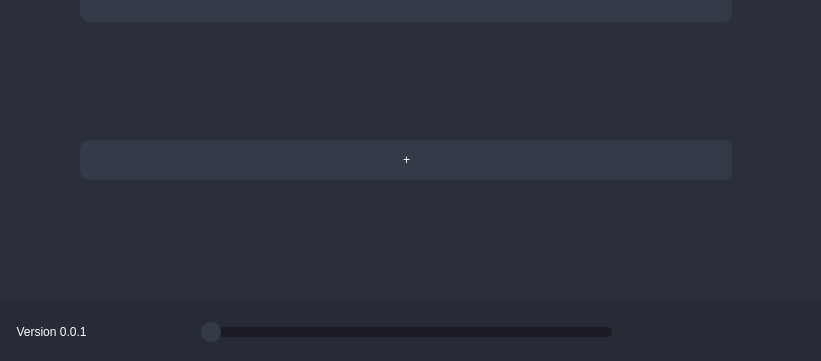
Before: the Qt Designer form src/ui/views/main/MainWindow.ui in milan338/FreeRGB, drawn with Qt 5; both pictures show x 179 to 1000 and y 239 to 600 of the 1000 by 600 pixel window.
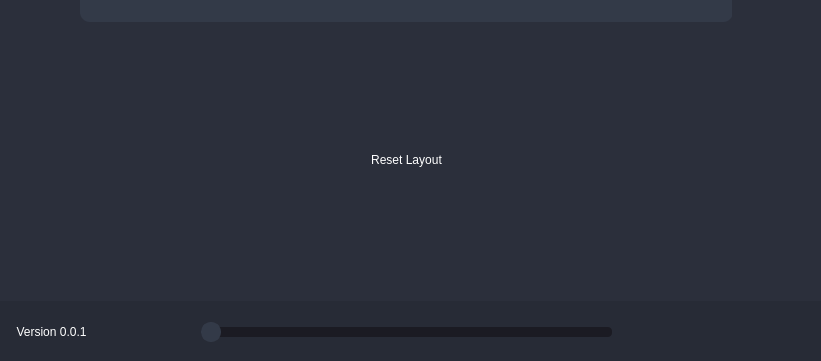
After: the same form once the commit is applied. Icons and pictures are not drawn.

What changed in the file:
```diff
--- a/src/ui/views/main/MainWindow.ui
+++ b/src/ui/views/main/MainWindow.ui
@@ -517,8 +517,7 @@
          <property name="styleSheet">
           <string notr="true">QPushButton
 {
-	color: rgb(255, 255, 255);
-	background-color: rgb(51, 58, 72);
+	background-color:rgb(43, 47, 59);
 	border-radius: 10px;
 }
 
@@ -533,7 +532,7 @@
 }</string>
          </property>
          <property name="text">
-          <string>+</string>
+          <string>Reset Layout</string>
          </property>
         </widget>
        </item>
```
Left out of the diff: 4 changed lines with no effect on the pictures.
